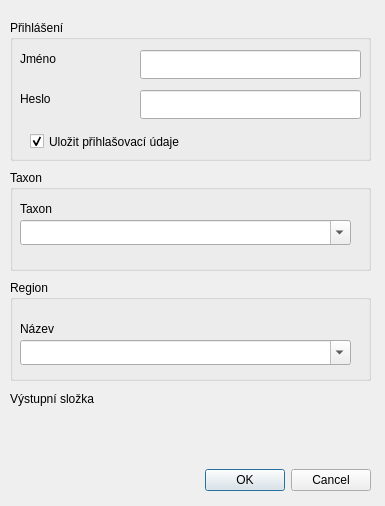
OpenGeoLabs/qgis-ndop-downloader, file ndop_downloader_dialog_base.ui: the form before one commit.
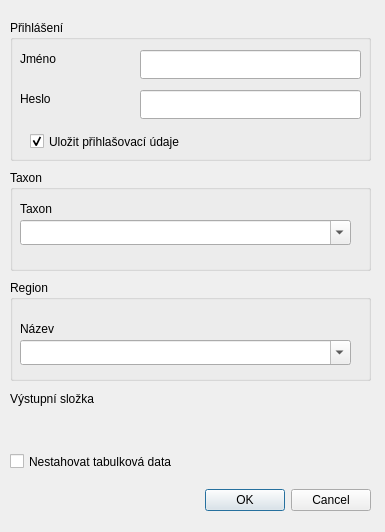
The form after the commit. Custom widgets are drawn as their Qt base class.

Commit message: add:optional table data download

Patch:
```diff
--- a/ndop_downloader_dialog_base.ui
+++ b/ndop_downloader_dialog_base.ui
@@ -7,7 +7,7 @@
     <x>0</x>
     <y>0</y>
     <width>385</width>
-    <height>506</height>
+    <height>532</height>
    </rect>
   </property>
   <property name="windowTitle">
@@ -17,7 +17,7 @@
    <property name="geometry">
     <rect>
      <x>30</x>
-     <y>460</y>
+     <y>480</y>
      <width>341</width>
      <height>40</height>
     </rect>
@@ -238,6 +238,28 @@
     <string>Výstupní složka</string>
    </property>
   </widget>
+  <widget class="QCheckBox" name="csv_check">
+   <property name="geometry">
+    <rect>
+     <x>10</x>
+     <y>450</y>
+     <width>211</width>
+     <height>23</height>
+    </rect>
+   </property>
+   <property name="toolTip">
+    <string>&lt;html&gt;&lt;head/&gt;&lt;body&gt;&lt;p&gt;&lt;br/&gt;&lt;/p&gt;&lt;/body&gt;&lt;/html&gt;</string>
+   </property>
+   <property name="whatsThis">
+    <string>&lt;html&gt;&lt;head/&gt;&lt;body&gt;&lt;p&gt;&lt;br/&gt;&lt;/p&gt;&lt;/body&gt;&lt;/html&gt;</string>
+   </property>
+   <property name="text">
+    <string>Nestahovat tabulková data</string>
+   </property>
+   <property name="checked">
+    <bool>false</bool>
+   </property>
+  </widget>
  </widget>
  <customwidgets>
   <customwidget>
```
The commit also changes 1 other file.
